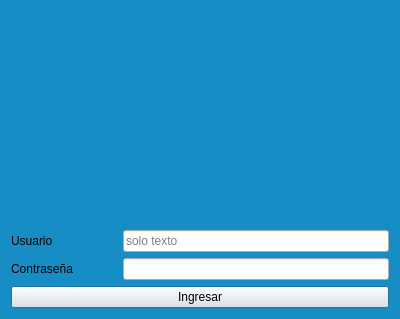
Old version of the form TP-1-Programacion/login.ui in the repository AdrielJE/Trabajo-Practico-2.0.
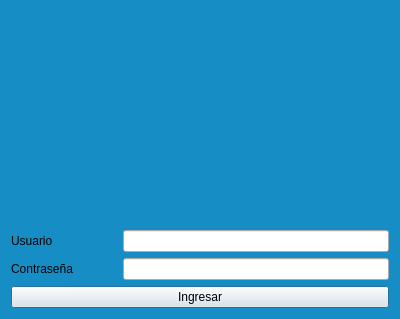
New version of the form. Icons and pictures are not drawn.

Diff of the .ui file:
```diff
--- a/TP-1-Programacion/login.ui
+++ b/TP-1-Programacion/login.ui
@@ -44,7 +44,7 @@
           <string/>
          </property>
          <property name="placeholderText">
-          <string>solo texto</string>
+          <string/>
          </property>
          <property name="cursorMoveStyle">
           <enum>Qt::CursorMoveStyle::VisualMoveStyle</enum>
```
